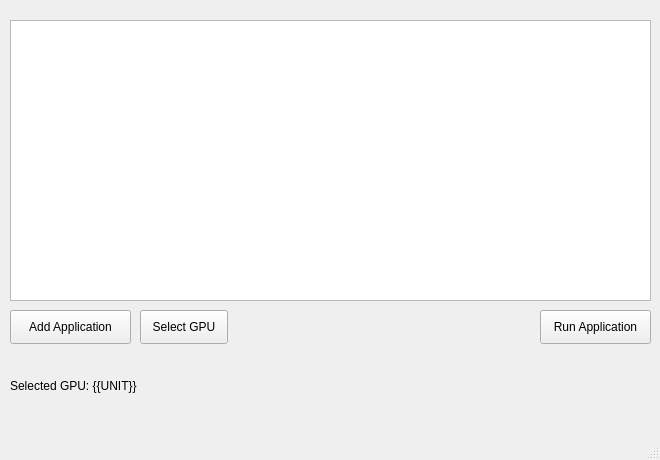
First picture: the form in Sources/AppGUI/UI/MainWindow.ui, repository BC100Dev/RunAsGPU, before the edit.
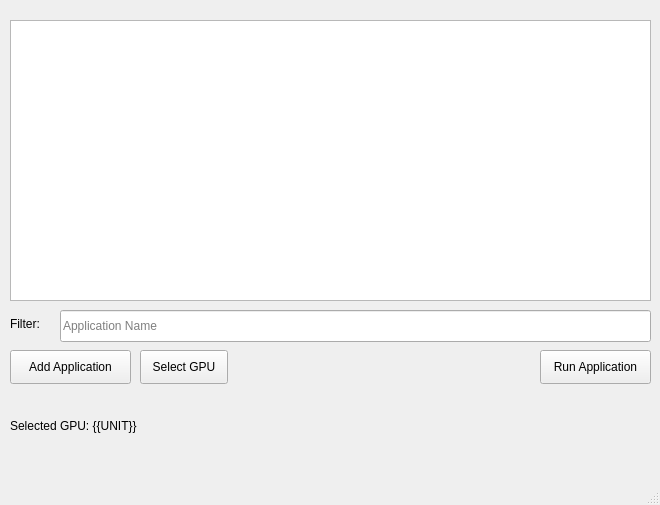
Second picture: the form after the edit. Icons and pictures are not drawn.

Diff of the .ui file:
```diff
--- a/Sources/AppGUI/UI/MainWindow.ui
+++ b/Sources/AppGUI/UI/MainWindow.ui
@@ -7,7 +7,7 @@
     <x>0</x>
     <y>0</y>
     <width>660</width>
-    <height>460</height>
+    <height>505</height>
    </rect>
   </property>
   <property name="sizePolicy">
@@ -24,8 +24,8 @@
   </property>
   <property name="maximumSize">
    <size>
-    <width>660</width>
-    <height>460</height>
+    <width>15000</width>
+    <height>15000</height>
    </size>
   </property>
   <property name="windowTitle">
@@ -40,7 +40,7 @@
     <property name="geometry">
      <rect>
       <x>540</x>
-      <y>310</y>
+      <y>350</y>
       <width>111</width>
       <height>34</height>
      </rect>
@@ -69,7 +69,7 @@
     <property name="geometry">
      <rect>
       <x>10</x>
-      <y>310</y>
+      <y>350</y>
       <width>121</width>
       <height>34</height>
      </rect>
@@ -82,7 +82,7 @@
     <property name="geometry">
      <rect>
       <x>140</x>
-      <y>310</y>
+      <y>350</y>
       <width>88</width>
       <height>34</height>
      </rect>
@@ -95,13 +95,42 @@
     <property name="geometry">
      <rect>
       <x>10</x>
-      <y>350</y>
+      <y>390</y>
       <width>631</width>
       <height>71</height>
      </rect>
     </property>
     <property name="text">
      <string>Selected GPU: {{UNIT}}</string>
+    </property>
+    <property name="wordWrap">
+     <bool>true</bool>
+    </property>
+   </widget>
+   <widget class="QLabel" name="labelFilter">
+    <property name="geometry">
+     <rect>
+      <x>10</x>
+      <y>315</y>
+      <width>41</width>
+      <height>18</height>
+     </rect>
+    </property>
+    <property name="text">
+     <string>Filter:</string>
+    </property>
+   </widget>
+   <widget class="QLineEdit" name="filterBox">
+    <property name="geometry">
+     <rect>
+      <x>60</x>
+      <y>310</y>
+      <width>591</width>
+      <height>32</height>
+     </rect>
+    </property>
+    <property name="placeholderText">
+     <string>Application Name</string>
     </property>
    </widget>
   </widget>
```
Left out of the diff: 4 changed lines with no effect on the pictures.
